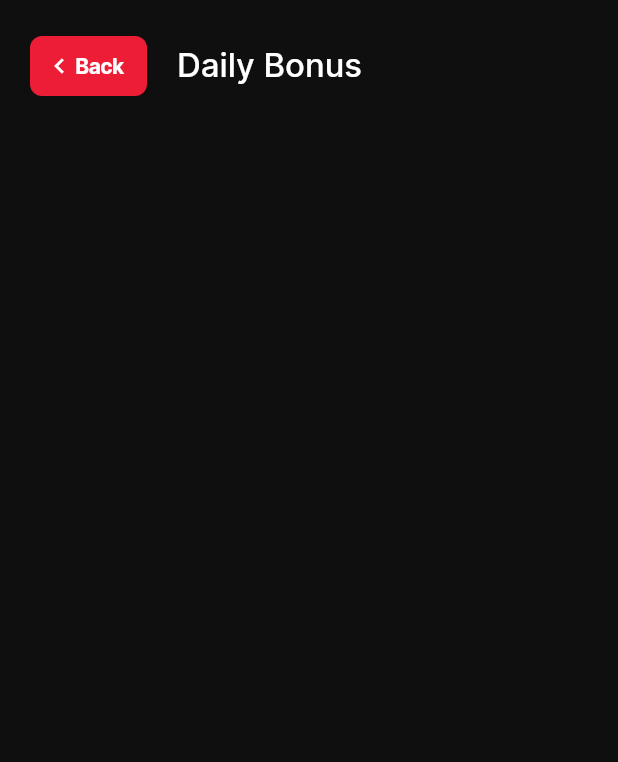
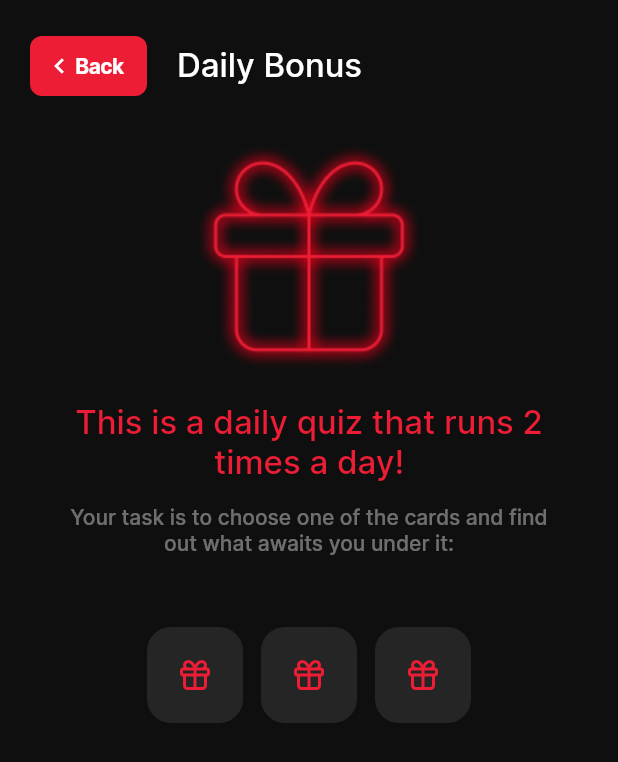
Before and after one commit to kent0505/avia_test, a Flutter app: the BonusPage screen opened by its route, on a phone screen of 412 x 824 dp. Shown: the top 762 px of the screen. Run offline on Flutter 3.47's test engine with Material 3 defaults, Android fonts, the phone set to English and light mode, and no system bars; our stand-ins replace flutter_bloc, flutter_svg, go_router, hive_flutter, shared_preferences; accounts and stored records are empty.

Commit message:
completed bonus page

```diff
--- a/lib/core/db/db.dart
+++ b/lib/core/db/db.dart
@@ -7,7 +7,7 @@ List<Flight> flightsList = [];
 
 Future<void> initHive() async {
   await Hive.initFlutter();
-  await Hive.deleteBoxFromDisk(boxName);
+  // await Hive.deleteBoxFromDisk(boxName);
   Hive.registerAdapter(FlightAdapter());
 }
 
--- a/lib/features/settings/pages/bonus_page.dart
+++ b/lib/features/settings/pages/bonus_page.dart
@@ -1,19 +1,153 @@
-import 'package:flutter/material.dart';
+import 'dart:developer';
 
+import 'package:flutter/cupertino.dart';
+import 'package:flutter_svg/flutter_svg.dart';
+import 'package:shared_preferences/shared_preferences.dart';
+
+import '../../../core/config/app_colors.dart';
+import '../../../core/utils.dart';
 import '../../../core/widgets/custom_appbar.dart';
 import '../../../core/widgets/custom_scaffold.dart';
+import '../../../core/widgets/texts/text_r.dart';
 
-class BonusPage extends StatelessWidget {
+class BonusPage extends StatefulWidget {
   const BonusPage({super.key});
 
   @override
+  State<BonusPage> createState() => _BonusPageState();
+}
+
+class _BonusPageState extends State<BonusPage> {
+  bool canEarn = true;
+  bool earned = false;
+  int earnedPoints = 0;
+  int lastEarn = 0;
+  List<int> points = [0, 50, 100, 150, 200];
+
+  void checkCanEarn() async {
+    final prefs = await SharedPreferences.getInstance();
+    lastEarn = prefs.getInt('lastEarn') ?? 0;
+    int total = getCurrentTimestamp() - lastEarn;
+    log(total.toString());
+    points.shuffle();
+    setState(() {
+      if (total >= 43200) {
+        canEarn = true;
+      } else {
+        canEarn = false;
+      }
+    });
+  }
+
+  void onGift(int value) async {
+    final prefs = await SharedPreferences.getInstance();
+    prefs.setInt('lastEarn', getCurrentTimestamp());
+    prefs.setInt('points', value);
+    setState(() {
+      earned = true;
+      earnedPoints = value;
+    });
+  }
+
+  @override
+  void initState() {
+    super.initState();
+    checkCanEarn();
+  }
+
+  @override
   Widget build(BuildContext context) {
-    return const CustomScaffold(
+    return CustomScaffold(
       body: Column(
         children: [
-          CustomAppbar('Daily Bonus', settings: true),
+          const CustomAppbar('Daily Bonus', settings: true),
+          const SizedBox(height: 12),
+          Image.asset(
+            canEarn ? 'assets/gift2.png' : 'assets/gift1.png',
+            height: 166,
+            width: 166,
+          ),
+          const SizedBox(height: 14),
+          const Padding(
+            padding: EdgeInsets.symmetric(horizontal: 46),
+            child: TextM(
+              'This is a daily quiz that runs 2 times a day!',
+              fontSize: 22,
+              center: true,
+              color: AppColors.main,
+            ),
+          ),
+          const SizedBox(height: 14),
+          Padding(
+            padding: const EdgeInsets.symmetric(horizontal: 46),
+            child: TextM(
+              'Your task is to choose one of the cards and find out what awaits you under it:',
+              fontSize: 14,
+              center: true,
+              color: AppColors.white40,
+            ),
+          ),
+          const SizedBox(height: 48),
+          if (canEarn)
+            if (earned)
+              TextM(
+                '$earnedPoints points',
+                fontSize: 22,
+                color: AppColors.yellow,
+              )
+            else
+              Row(
+                mainAxisAlignment: MainAxisAlignment.center,
+                children: [
+                  _GiftCard(
+                    value: points[0],
+                    onPressed: onGift,
+                  ),
+                  const SizedBox(width: 12),
+                  _GiftCard(
+                    value: points[1],
+                    onPressed: onGift,
+                  ),
+                  const SizedBox(width: 12),
+                  _GiftCard(
+                    value: points[2],
+                    onPressed: onGift,
+                  ),
+                ],
+              ),
         ],
       ),
     );
   }
 }
+
+class _GiftCard extends StatelessWidget {
+  const _GiftCard({
+    required this.value,
+    required this.onPressed,
+  });
+
+  final int value;
+  final void Function(int) onPressed;
+
+  @override
+  Widget build(BuildContext context) {
+    return CupertinoButton(
+      onPressed: () {
+        onPressed(value);
+      },
+      padding: EdgeInsets.zero,
+      child: Container(
+        height: 64,
+        width: 64,
+        decoration: BoxDecoration(
+          color: AppColors.grey2,
+          borderRadius: BorderRadius.circular(16),
+        ),
+        child: Center(
+          child: SvgPicture.asset('assets/s3.svg'),
+        ),
+      ),
+    );
+  }
+}
```
Also changed, not shown: assets/gift1.png (added), assets/gift1.svg (added), assets/gift2.png (added).
